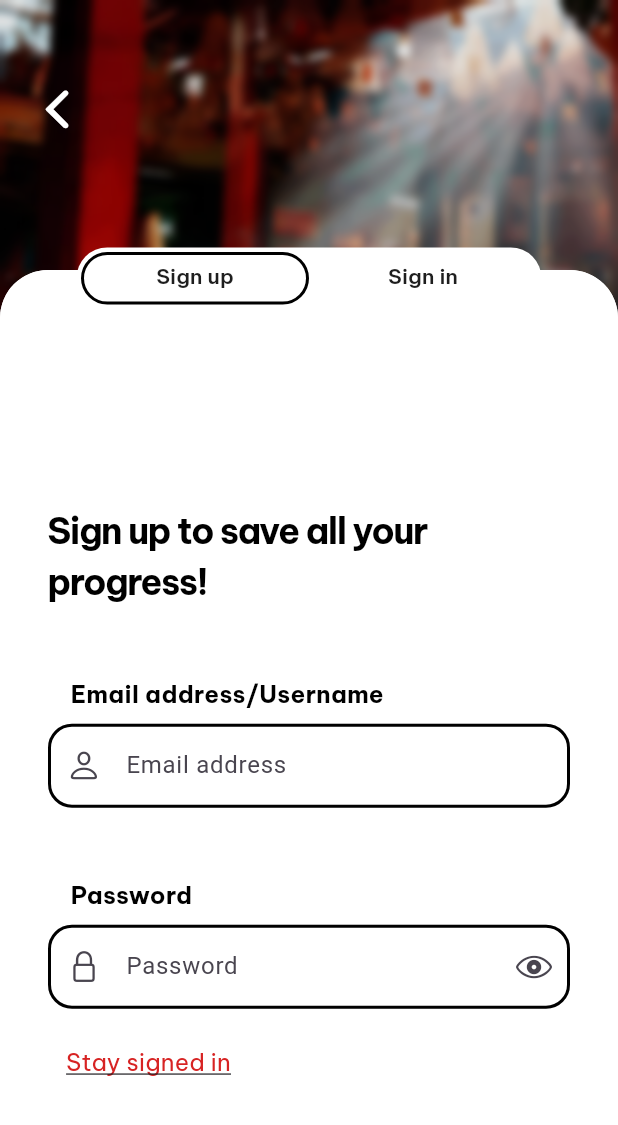
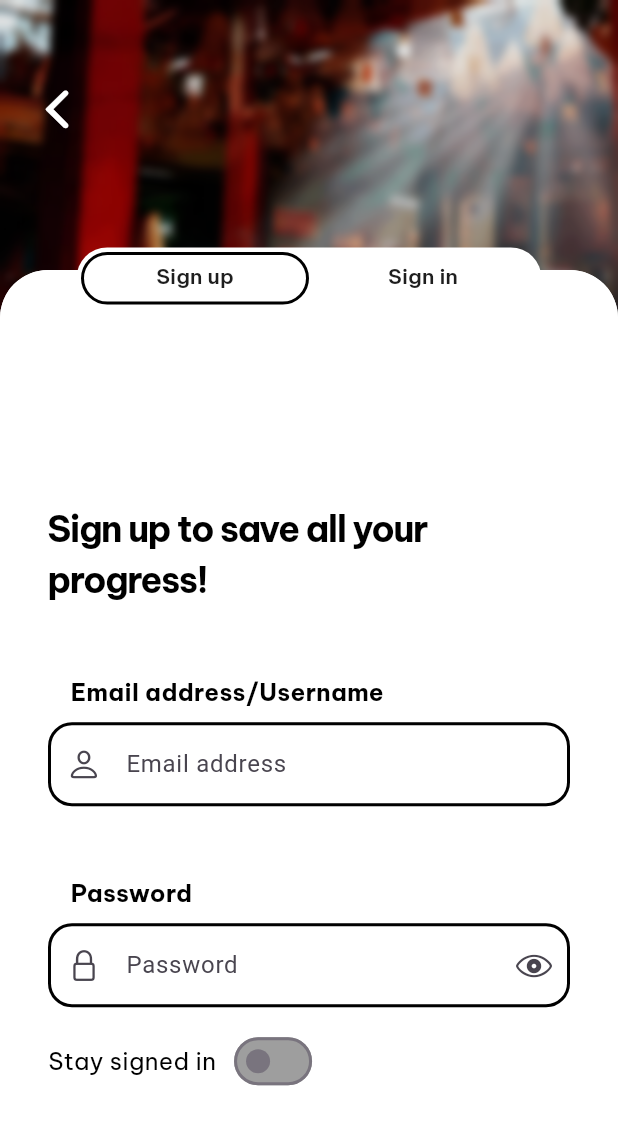
Before and after one commit to trantonminhky/cs252-project, a Flutter app: the screen it shows after launch, after a tap on "Sign up", on a phone screen of 412 x 824 dp. Shown: the top 1125 px of the screen. Run offline on Flutter 3.47's test engine with Material 3 defaults, Android fonts, the phone set to English and light mode, and no system bars; our stand-ins replace carousel_slider, dio, dotted_border, flutter_map, flutter_riverpod, latlong2 and 2 more; generated files the repository leaves out were written again.

Commit message:
change staySignedIn button to a switch; add username tag

```diff
--- a/frontend/lib/screens/authenciation_screen/sign_up_form_1.dart
+++ b/frontend/lib/screens/authenciation_screen/sign_up_form_1.dart
@@ -1,9 +1,10 @@
 import 'package:flutter/cupertino.dart';
 import 'package:flutter/material.dart';
+import 'dart:math';
 import 'package:virtour_frontend/global/userinfo.dart';
 import 'package:virtour_frontend/components/custom_text_field.dart';
 
-class SignUpForm1 extends StatelessWidget {
+class SignUpForm1 extends StatefulWidget {
   final Function onNext;
   final TextEditingController usernameController;
   final TextEditingController passwordController;
@@ -13,6 +14,53 @@ class SignUpForm1 extends StatelessWidget {
     required this.usernameController,
     required this.passwordController,
   });
+
+  @override
+  State<SignUpForm1> createState() => _SignUpForm1State();
+}
+
+class _SignUpForm1State extends State<SignUpForm1> {
+  bool _tagGenerated = false;
+
+  @override
+  void initState() {
+    super.initState();
+    widget.usernameController.addListener(_onUsernameFieldChanged);
+  }
+
+  @override
+  void dispose() {
+    widget.usernameController.removeListener(_onUsernameFieldChanged);
+    super.dispose();
+  }
+
+  void _onUsernameFieldChanged() {
+    if (!_tagGenerated &&
+        widget.usernameController.text.isNotEmpty &&
+        !widget.usernameController.text.contains('#')) {
+      _generateAndAppendTag();
+    }
+  }
+
+  void _generateAndAppendTag() {
+    final random = Random();
+    final tag = String.fromCharCodes(
+      List.generate(4, (index) {
+        // Generate random alphanumeric characters (0-9, a-z, A-Z)
+        const chars =
+            '0123456789abcdefghijklmnopqrstuvwxyzABCDEFGHIJKLMNOPQRSTUVWXYZ';
+        return chars.codeUnitAt(random.nextInt(chars.length));
+      }),
+    );
+
+    final currentUsername = widget.usernameController.text;
+    if (!currentUsername.contains('#')) {
+      setState(() {
+        widget.usernameController.text = '$currentUsername#$tag';
+        _tagGenerated = true;
+      });
+    }
+  }
 
   @override
   Widget build(BuildContext context) {
@@ -34,14 +82,14 @@ class SignUpForm1 extends StatelessWidget {
           ),
           const SizedBox(height: 48),
           MyTextField(
-            textEditingController: usernameController,
+            textEditingController: widget.usernameController,
             label: "Email address/Username",
             hintText: "Email address",
             prefixIcon: CupertinoIcons.person,
           ),
           const SizedBox(height: 48),
           MyTextField(
-            textEditingController: passwordController,
+            textEditingController: widget.passwordController,
             label: "Password",
             prefixIcon: CupertinoIcons.lock,
             obscureText: true,
@@ -50,30 +98,34 @@ class SignUpForm1 extends StatelessWidget {
               alignment: Alignment.centerLeft,
               child: Padding(
                   padding: const EdgeInsets.only(top: 12),
-                  child: TextButton(
-                    onPressed: () {
-                      UserInfo().staySignedIn = true;
-                    },
-                    style: TextButton.styleFrom(
-                      shape: RoundedRectangleBorder(
-                        borderRadius: BorderRadius.circular(16),
+                  child: Row(
+                    children: [
+                      const Text(
+                        "Stay signed in",
+                        style: TextStyle(
+                          color: Colors.black,
+                          fontSize: 16,
+                          fontFamily: "BeVietnamPro",
+                          fontWeight: FontWeight.w400,
+                        ),
                       ),
-                    ),
-                    child: const Text(
-                      "Stay signed in",
-                      style: TextStyle(
-                        color: Color(0xffd72323),
-                        fontSize: 16,
-                        fontFamily: "BeVietnamPro",
-                        fontWeight: FontWeight.w500,
-                        decoration: TextDecoration.underline,
+                      const SizedBox(width: 8),
+                      Switch(
+                        value: UserInfo().staySignedIn,
+                        onChanged: (newVal) {
+                          setState(() {
+                            UserInfo().staySignedIn = newVal;
+                          });
+                        },
+                        activeTrackColor: const Color(0xffd72323),
+                        inactiveTrackColor: Colors.grey,
                       ),
-                    ),
+                    ],
                   ))),
           const SizedBox(height: 96),
           Center(
             child: TextButton(
-              onPressed: () => onNext(),
+              onPressed: () => widget.onNext(),
               style: TextButton.styleFrom(
                 backgroundColor: const Color(0xffd72323),
                 fixedSize: const Size(109, 52),
--- a/frontend/lib/screens/authenciation_screen/sign_up_form_2.dart
+++ b/frontend/lib/screens/authenciation_screen/sign_up_form_2.dart
@@ -2,7 +2,7 @@ import 'package:flutter/material.dart';
 import 'package:virtour_frontend/global/userinfo.dart';
 import 'package:virtour_frontend/components/custom_text_field.dart';
 
-class SignUpForm2 extends StatelessWidget {
+class SignUpForm2 extends StatefulWidget {
   final Function onNext;
   final Function onPrevious;
   final TextEditingController nameController;
@@ -18,6 +18,11 @@ class SignUpForm2 extends StatelessWidget {
     required this.userInfo,
   });
 
+  @override
+  State<SignUpForm2> createState() => _SignUpForm2State();
+}
+
+class _SignUpForm2State extends State<SignUpForm2> {
   @override
   Widget build(BuildContext context) {
     return Padding(
@@ -38,13 +43,13 @@ class SignUpForm2 extends StatelessWidget {
           ),
           const SizedBox(height: 24),
           MyTextField(
-            textEditingController: nameController,
+            textEditingController: widget.nameController,
             label: "Name",
             hintText: "First name - Last name",
           ),
           const SizedBox(height: 48),
           MyTextField(
-            textEditingController: ageController,
+            textEditingController: widget.ageController,
             label: "Age",
             digitsOnly: true,
           ),
@@ -53,7 +58,7 @@ class SignUpForm2 extends StatelessWidget {
             "I am signing up as a...",
             style: TextStyle(
               color: Colors.black,
-              fontSize: 16,
+              fontSize: 18,
               fontFamily: "BeVietnamPro",
               fontWeight: FontWeight.w700,
               height: 1.25,
@@ -103,7 +108,7 @@ class SignUpForm2 extends StatelessWidget {
               children: [
                 Expanded(
                   child: GestureDetector(
-                    onTap: () => onPrevious(),
+                    onTap: () => widget.onPrevious(),
                     child: Container(
                       padding: const EdgeInsets.symmetric(
                           horizontal: 32, vertical: 16),
@@ -133,7 +138,7 @@ class SignUpForm2 extends StatelessWidget {
                 const SizedBox(width: 20),
                 Expanded(
                   child: GestureDetector(
-                    onTap: () => onNext(),
+                    onTap: () => widget.onNext(),
                     child: Container(
                       padding: const EdgeInsets.symmetric(
                           horizontal: 32, vertical: 16),
```
